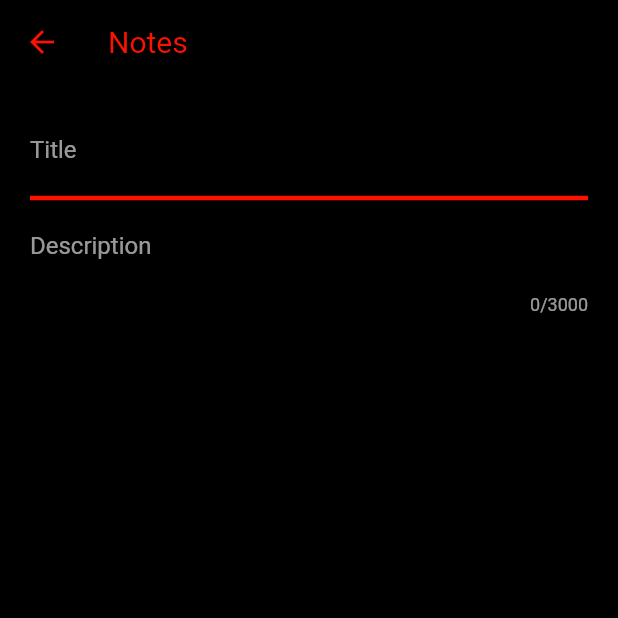
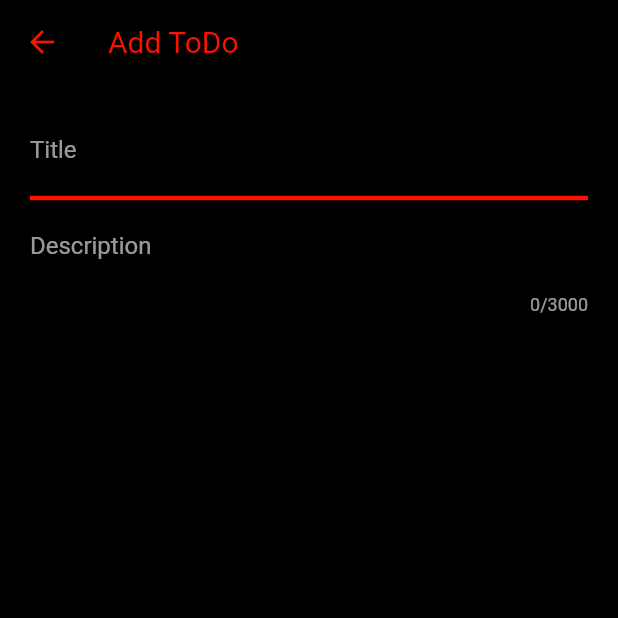
Before and after one commit to Marvyoha/Misc, a Flutter app: the AddToDo screen opened directly, after a tap on the "send" icon, on a phone screen of 412 x 824 dp, the top half of it. Run offline on Flutter 3.47's test engine with Material 2 defaults, Android fonts, the light colour scheme and no system bars; network calls fail.

Commit message:
added functionality to the edit button

```diff
--- a/to_do_app/lib/AddToDo.dart
+++ b/to_do_app/lib/AddToDo.dart
@@ -6,7 +6,11 @@ import 'package:flutter/material.dart';
 import 'package:http/http.dart' as http;
 
 class AddToDo extends StatefulWidget {
-  const AddToDo({Key? key}) : super(key: key);
+  final Map? todo;
+  const AddToDo({
+    super.key,
+    this.todo,
+  });
 
   @override
   State<AddToDo> createState() => _AddToDoState();
@@ -16,8 +20,63 @@ class _AddToDoState extends State<AddToDo> {
   // Create text editing controllers for the title and description text fields
   TextEditingController titleController = TextEditingController();
   TextEditingController descriptionController = TextEditingController();
+  bool isEdit = false;
 
-  Future<void> submitToDo() async {
+  @override
+  void initState() {
+    super.initState();
+    final todo = widget.todo;
+    if (widget.todo != null) {
+      isEdit = true;
+      final title = todo!['title'];
+      final description = todo['description'];
+      titleController.text = title;
+      descriptionController.text = description;
+    }
+  }
+
+  void showErrorMessage(String message) {
+    ScaffoldMessenger.of(context).showSnackBar(
+      SnackBar(
+        backgroundColor: const Color.fromARGB(255, 255, 17, 0),
+        content: Center(
+          child: Text(
+            message,
+            style: const TextStyle(fontSize: 30),
+          ),
+        ),
+      ),
+    );
+  }
+
+  Future<void> putToDo() async {
+    final todo = widget.todo;
+    if (todo == null) {
+      print('You can\'t call updated without todo data');
+      return;
+    }
+    final id = todo['_id'];
+    final title = titleController.text;
+    final description = descriptionController.text;
+    final body = {
+      "title": title,
+      "description": description,
+      "is_completed": false
+    };
+    final url = 'https://api.nstack.in/v1/todos/$id';
+    final uri = Uri.parse(url);
+    final response = await http.put(uri,
+        body: jsonEncode(body), headers: {'Content-Type': 'application/json'});
+    if (response.statusCode == 200) {
+      // Show a success message using a SnackBar with a custom style
+      showErrorMessage('👍🏻');
+    } else {
+      // If not successful, show a failure message using a SnackBar with a custom style
+      showErrorMessage('👎🏻');
+    }
+  }
+
+  Future<void> postToDo() async {
     // Get the data from the form
     final title = titleController.text;
     final description = descriptionController.text;
@@ -71,7 +130,9 @@ class _AddToDoState extends State<AddToDo> {
   Widget build(BuildContext context) {
     return Scaffold(
       appBar: AppBar(
-        title: const Text('Notes'),
+        title: Text(
+          isEdit ? 'Edit ToDo' : 'Add ToDo',
+        ),
         centerTitle: false,
       ),
       body: GestureDetector(
@@ -111,8 +172,9 @@ class _AddToDoState extends State<AddToDo> {
       ),
       // FloatingActionButton to submit the form data
       floatingActionButton: FloatingActionButton(
-        onPressed: submitToDo,
-        child: const Icon(Icons.send_rounded),
+        onPressed: isEdit ? putToDo : postToDo,
+        child:
+            isEdit ? const Icon(Icons.update) : const Icon(Icons.send_rounded),
       ),
     );
   }
```
Also changed, not shown: to_do_app/lib/EditToDo.dart (deleted, +0 -15 lines), to_do_app/lib/home.dart (+33 -35 lines).
